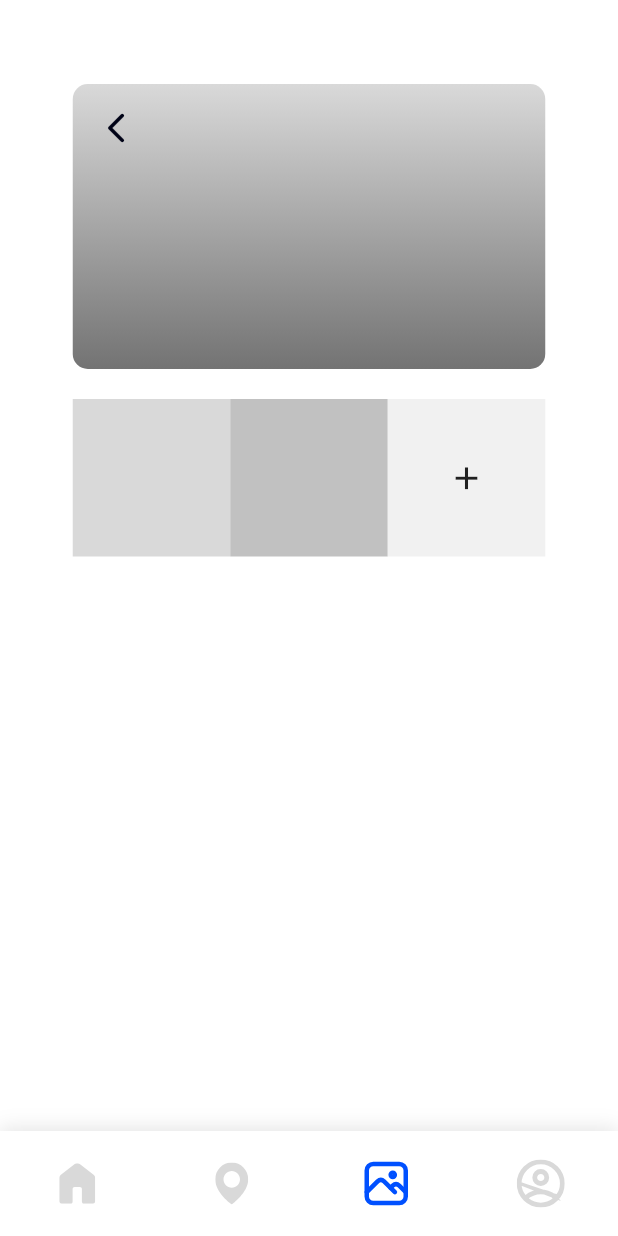
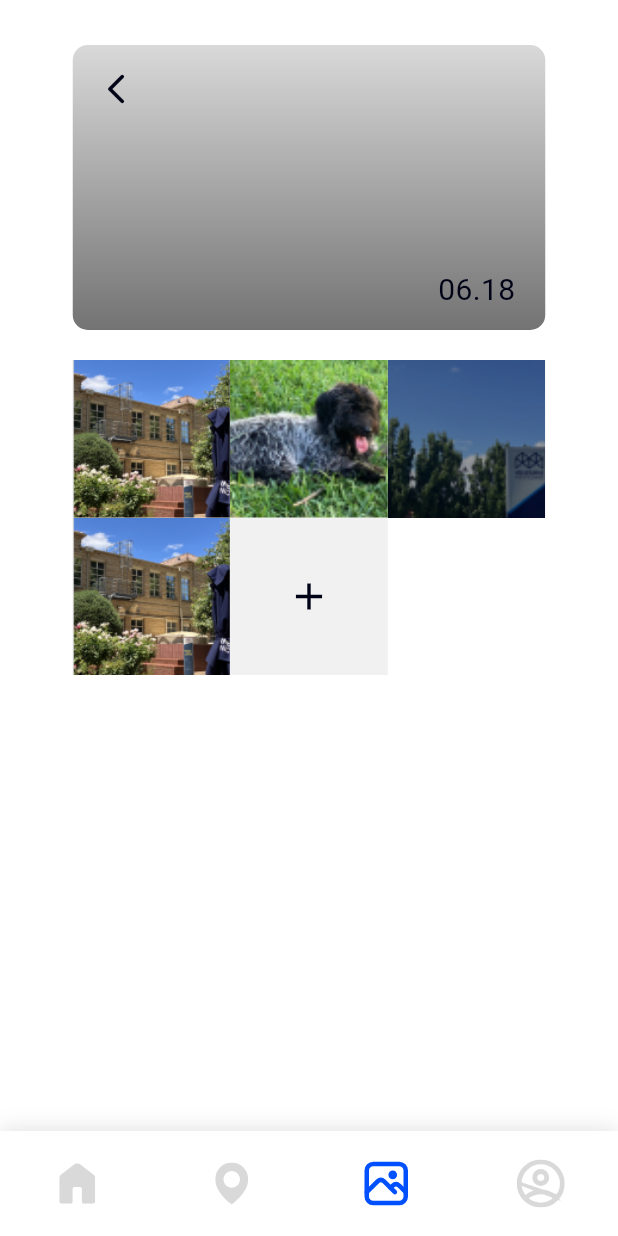
Before and after one commit to 2025-Australia-Internship/TripUS-Client, a Flutter app: the ManyPolaroid screen opened by its route, on a phone screen of 412 x 824 dp. Run offline on Flutter 3.47's test engine with Material 3 defaults, Android fonts, the phone set to English and light mode, and no system bars; our stand-ins replace flutter_dotenv, flutter_map, flutter_secure_storage, flutter_svg, image_picker, latlong2 and 1 more; missing offline and left inert: universal_html; accounts and stored records are empty; Roboto replaces fonts that are missing (Pretendard).

Commit message:
날짜별 폴라로이드

```diff
--- a/lib/main.dart
+++ b/lib/main.dart
@@ -1,7 +1,7 @@
 import 'dart:async';
 import 'package:flutter/material.dart';
 import 'package:flutter_dotenv/flutter_dotenv.dart';
-import 'package:tripus/pages/polaroid/polaroid_page.dart';
+import 'package:tripus/pages/polaroid/many_polaroid.dart';
 import 'package:tripus/routes/app_pages.dart';
 import 'package:tripus/constants/theme.dart';
 import 'package:tripus/pages/SplashScreen.dart';
@@ -22,7 +22,7 @@ class MyApp extends StatelessWidget {
       debugShowCheckedModeBanner: false, // 디버그 배너 제거
       title: 'TripUS',
       theme: AppTheme.lightTheme,
-      home: const PolaroidPage(),
+      home: const ManyPolaroid(),
       routes: routes,
     );
   }
--- a/lib/pages/polaroid/many_polaroid.dart
+++ b/lib/pages/polaroid/many_polaroid.dart
@@ -1,21 +1,93 @@
+import 'dart:io';
+import 'dart:typed_data';
+import 'package:flutter/foundation.dart';
 import 'package:flutter/material.dart';
+import 'package:image_picker/image_picker.dart';
+import 'package:intl/intl.dart';
 import 'package:tripus/constants/colors.dart';
+import 'package:tripus/routes/app_routes.dart';
 import 'package:tripus/widgets/bottom_navigation.dart';
 
-class ManyPolaroid extends StatelessWidget {
-  const ManyPolaroid({super.key});
+class ManyPolaroid extends StatefulWidget {
+  final String? selectedDate;
+
+  const ManyPolaroid({super.key, this.selectedDate});
+
+  @override
+  State<ManyPolaroid> createState() => _ManyPolaroidState();
+}
+
+class _ManyPolaroidState extends State<ManyPolaroid> {
+  final List<String> dummyPolaroids = [
+    'assets/sample1.png',
+    'assets/sample2.png',
+    'assets/sample3.png',
+    'assets/sample1.png',
+  ];
+
+  Future<void> _pickImage() async {
+    final ImagePicker picker = ImagePicker();
+    final XFile? picked = await picker.pickImage(source: ImageSource.gallery);
+
+    if (picked != null) {
+      if (kIsWeb) {
+        final bytes = await picked.readAsBytes();
+        Navigator.pushNamed(context, AppRoutes.editPolaroid, arguments: bytes);
+      } else {
+        final file = File(picked.path);
+        Navigator.pushNamed(context, AppRoutes.editPolaroid, arguments: file);
+      }
+    }
+  }
 
   @override
   Widget build(BuildContext context) {
+    final displayDate =
+        widget.selectedDate ?? DateFormat('MM.dd').format(DateTime.now());
+
+    final polaroidWidgets = dummyPolaroids.map((path) {
+      return GestureDetector(
+        onTap: () {
+          Navigator.pushNamed(context, '/one_polaroid_page', arguments: {
+            'photoUrl': '', // base64 string 또는 API 연동 필요
+            'caption': '설명 텍스트',
+            'backgroundColor': 'ffffffff',
+          });
+        },
+        child: Container(
+          width: 105,
+          height: 105,
+          decoration: BoxDecoration(
+            color: grey02,
+            image: DecorationImage(
+              image: AssetImage(path),
+              fit: BoxFit.cover,
+            ),
+          ),
+        ),
+      );
+    }).toList();
+
+    polaroidWidgets.add(
+      GestureDetector(
+        onTap: _pickImage,
+        child: Container(
+          width: 105,
+          height: 105,
+          decoration: const BoxDecoration(
+            color: grey01,
+          ),
+          child: const Icon(Icons.add, size: 30, color: dark08),
+        ),
+      ),
+    );
+
     return Scaffold(
-      appBar: AppBar(
-        backgroundColor: Colors.white,
-        automaticallyImplyLeading: false,
-      ),
       body: Container(
         width: double.infinity,
         height: double.infinity,
         color: Colors.white,
+        padding: const EdgeInsets.only(top: 30),
         child: Column(
           children: [
             Container(
@@ -29,17 +101,28 @@ class ManyPolaroid extends StatelessWidget {
                   colors: [grey02, Color(0xff737373)],
                 ),
               ),
-              child: Column(
-                crossAxisAlignment: CrossAxisAlignment.start,
+              child: Stack(
                 children: [
-                  Padding(
-                    padding: const EdgeInsets.all(5),
+                  Positioned(
+                    top: 5,
+                    left: 5,
                     child: IconButton(
                       onPressed: () {
-                        Navigator.pop(context);
+                        Navigator.pushNamed(context, '/polaroid_page');
                       },
+                      icon: const Icon(Icons.arrow_back_ios_new_rounded),
                       color: dark08,
-                      icon: const Icon(Icons.arrow_back_ios_new_rounded),
+                    ),
+                  ),
+                  Positioned(
+                    bottom: 12,
+                    right: 20,
+                    child: Text(
+                      displayDate,
+                      style: const TextStyle(
+                        fontSize: 20,
+                        color: dark08,
+                      ),
                     ),
                   ),
                 ],
@@ -48,27 +131,10 @@ class ManyPolaroid extends StatelessWidget {
             const SizedBox(height: 20),
             SizedBox(
               width: 315,
-              child: Row(
-                children: [
-                  Container(
-                    width: 105,
-                    height: 105,
-                    color: grey02,
-                  ),
-                  Container(
-                    width: 105,
-                    height: 105,
-                    color: grey03,
-                  ),
-                  Container(
-                    width: 105,
-                    height: 105,
-                    color: grey01,
-                    child: const Icon(Icons.add, size: 25),
-                  ),
-                ],
+              child: Wrap(
+                children: polaroidWidgets,
               ),
-            )
+            ),
           ],
         ),
       ),
--- a/lib/pages/polaroid/polaroid_page.dart
+++ b/lib/pages/polaroid/polaroid_page.dart
@@ -3,6 +3,7 @@ import 'dart:typed_data';
 import 'package:flutter/foundation.dart';
 import 'package:flutter/material.dart';
 import 'package:image_picker/image_picker.dart';
+
 import 'package:tripus/routes/app_routes.dart';
 import 'package:tripus/constants/colors.dart';
 import 'package:tripus/pages/polaroid/edit_polaroid.dart';
```
